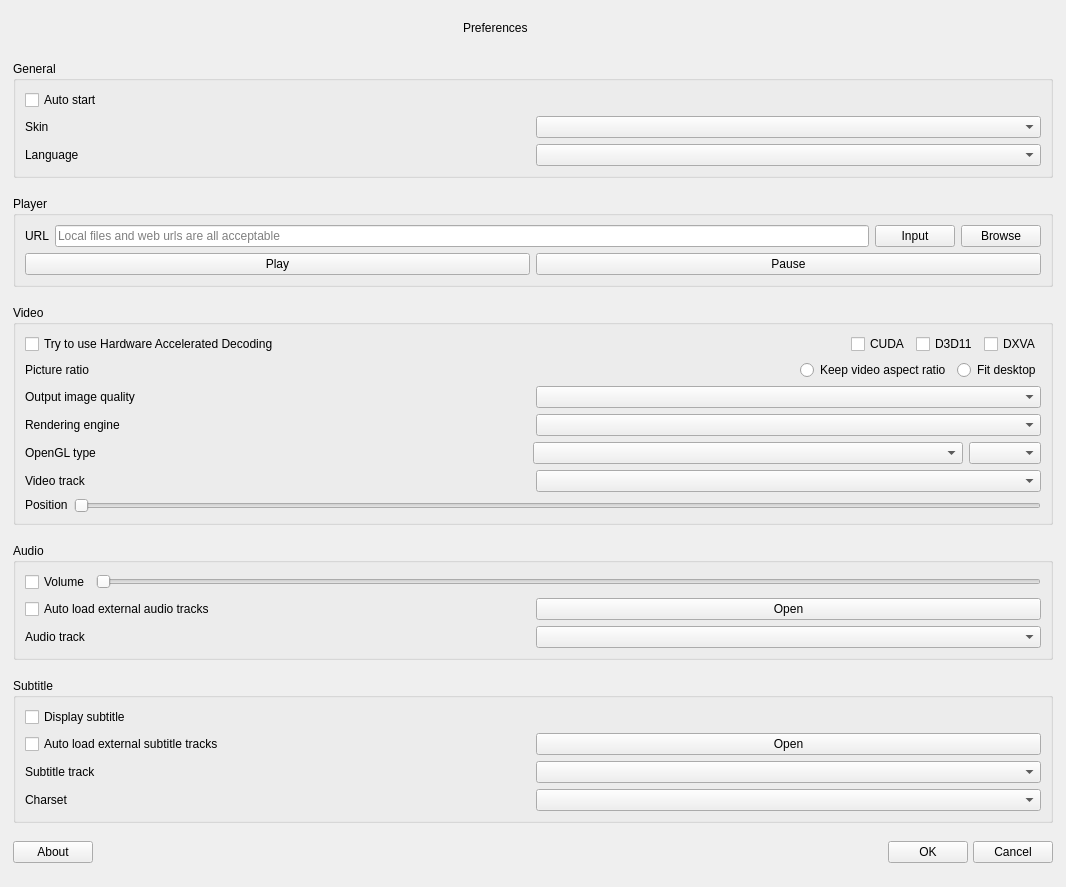
First picture: the form in src/forms/preferencesdialog.ui, repository wangwenx190/dynamic-desktop, before the edit.
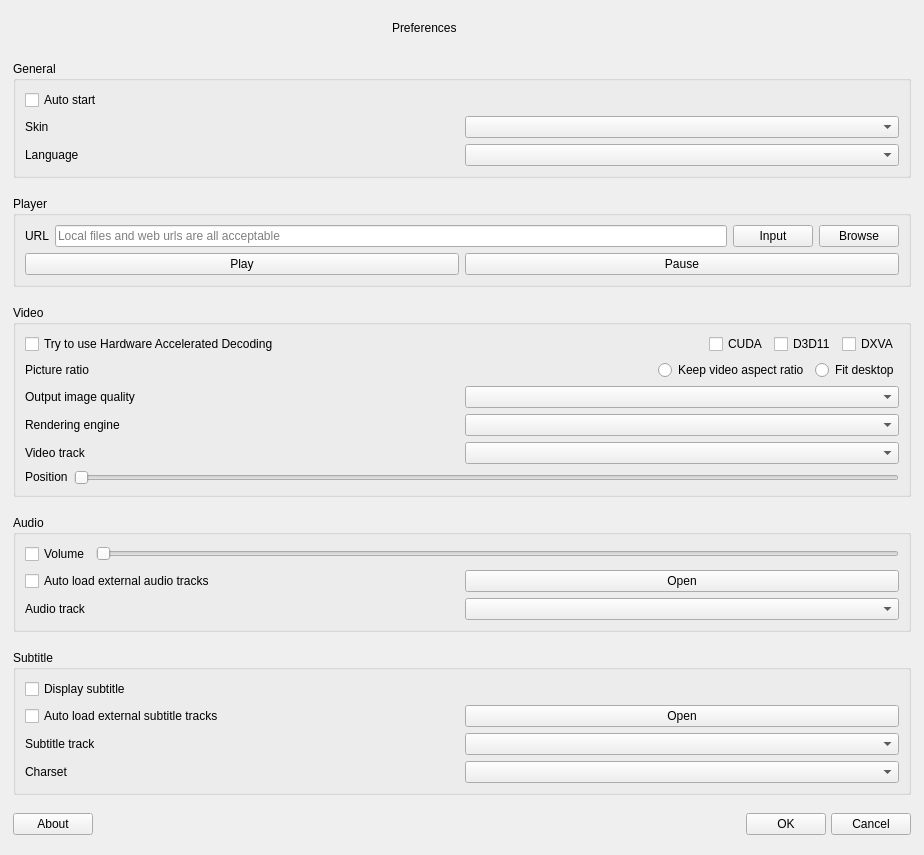
Second picture: the form after the edit. Icons and pictures are not drawn. Custom widgets are drawn as their Qt base class.

Diff of the .ui file:
```diff
--- a/src/forms/preferencesdialog.ui
+++ b/src/forms/preferencesdialog.ui
@@ -6,8 +6,8 @@
    <rect>
     <x>0</x>
     <y>0</y>
-    <width>1066</width>
-    <height>887</height>
+    <width>924</width>
+    <height>855</height>
    </rect>
   </property>
   <property name="sizePolicy">
@@ -515,59 +515,6 @@
         </item>
        </layout>
       </item>
-      <item>
-       <layout class="QHBoxLayout" name="horizontalLayout_19">
-        <item>
-         <widget class="QLabel" name="label_opengl_type">
-          <property name="sizePolicy">
-           <sizepolicy hsizetype="Preferred" vsizetype="Fixed">
-            <horstretch>0</horstretch>
-            <verstretch>0</verstretch>
-           </sizepolicy>
-          </property>
-          <property name="text">
-           <string>OpenGL type</string>
-          </property>
-         </widget>
-        </item>
-        <item>
-         <spacer name="horizontalSpacer_6">
-          <property name="orientation">
-           <enum>Qt::Horizontal</enum>
-          </property>
-          <property name="sizeType">
-           <enum>QSizePolicy::Expanding</enum>
-          </property>
-          <property name="sizeHint" stdset="0">
-           <size>
-            <width>40</width>
-            <height>20</height>
-           </size>
-          </property>
-         </spacer>
-        </item>
-        <item>
-         <widget class="QComboBox" name="comboBox_opengl_type">
-          <property name="sizePolicy">
-           <sizepolicy hsizetype="Expanding" vsizetype="Fixed">
-            <horstretch>0</horstretch>
-            <verstretch>0</verstretch>
-           </sizepolicy>
-          </property>
-         </widget>
-        </item>
-        <item>
-         <widget class="QComboBox" name="comboBox_d3d_version">
-          <property name="sizePolicy">
-           <sizepolicy hsizetype="Fixed" vsizetype="Fixed">
-            <horstretch>0</horstretch>
-            <verstretch>0</verstretch>
-           </sizepolicy>
-          </property>
-         </widget>
-        </item>
-       </layout>
-      </item>
       <item>
        <layout class="QHBoxLayout" name="horizontalLayout_11">
         <item>
```
